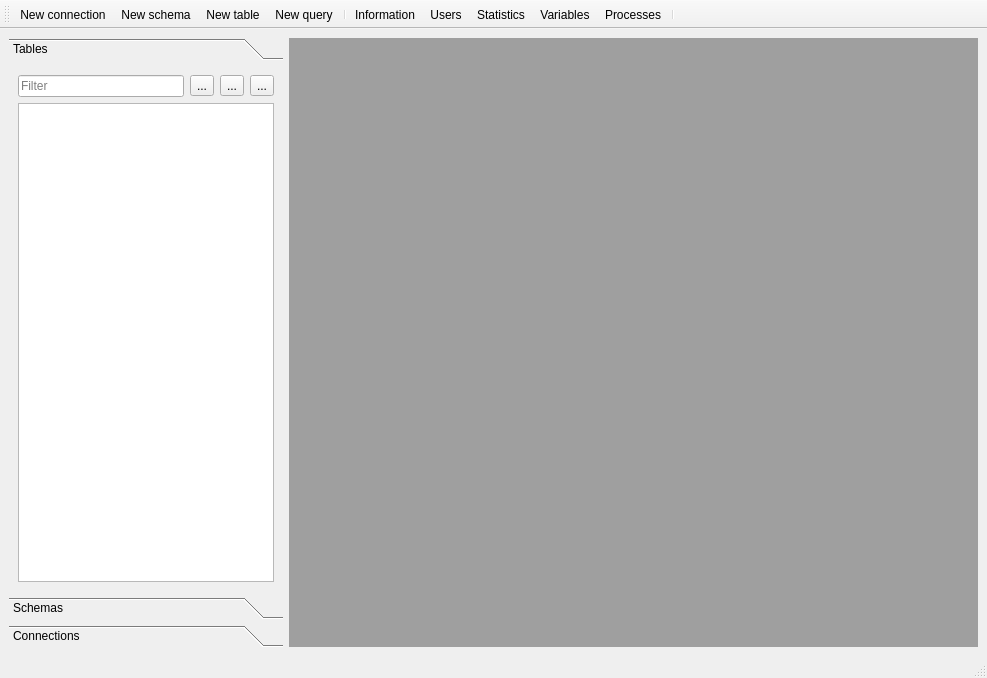
GS-Giuliano/SequelFast, file mainwindow.ui: the form before one commit.
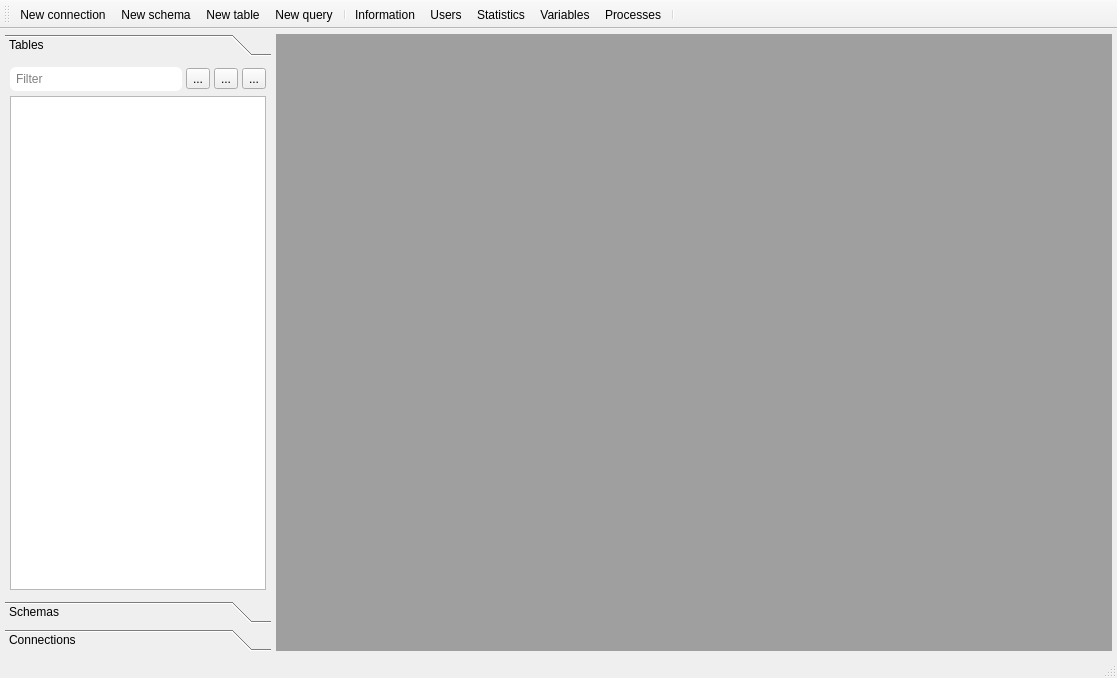
The form after the commit. The open tabs and pages were chosen to show the change. Icons and pictures are not drawn.

The edit to the form file:
```diff
--- a/mainwindow.ui
+++ b/mainwindow.ui
@@ -6,7 +6,7 @@
    <rect>
     <x>0</x>
     <y>0</y>
-    <width>987</width>
+    <width>1117</width>
     <height>678</height>
    </rect>
   </property>
@@ -15,6 +15,24 @@
   </property>
   <widget class="QWidget" name="centralwidget">
    <layout class="QGridLayout" name="gridLayout">
+    <property name="leftMargin">
+     <number>5</number>
+    </property>
+    <property name="topMargin">
+     <number>5</number>
+    </property>
+    <property name="rightMargin">
+     <number>5</number>
+    </property>
+    <property name="bottomMargin">
+     <number>5</number>
+    </property>
+    <property name="horizontalSpacing">
+     <number>5</number>
+    </property>
+    <property name="verticalSpacing">
+     <number>4</number>
+    </property>
     <item row="0" column="0">
      <widget class="QToolBox" name="toolBoxLeft">
       <property name="sizePolicy">
@@ -23,6 +41,9 @@
         <verstretch>0</verstretch>
        </sizepolicy>
       </property>
+      <property name="styleSheet">
+       <string notr="true"/>
+      </property>
       <property name="frameShape">
        <enum>QFrame::Shape::NoFrame</enum>
       </property>
@@ -37,8 +58,8 @@
         <rect>
          <x>0</x>
          <y>0</y>
-         <width>274</width>
-         <height>460</height>
+         <width>280</width>
+         <height>455</height>
         </rect>
        </property>
        <attribute name="icon">
@@ -50,10 +71,34 @@
         <string>Tables</string>
        </attribute>
        <layout class="QVBoxLayout" name="verticalLayout">
+        <property name="spacing">
+         <number>5</number>
+        </property>
+        <property name="leftMargin">
+         <number>5</number>
+        </property>
+        <property name="topMargin">
+         <number>5</number>
+        </property>
+        <property name="rightMargin">
+         <number>5</number>
+        </property>
+        <property name="bottomMargin">
+         <number>5</number>
+        </property>
         <item>
          <layout class="QHBoxLayout" name="horizontalLayout">
+          <property name="spacing">
+           <number>4</number>
+          </property>
           <item>
            <widget class="QLineEdit" name="lineEditTables">
+            <property name="styleSheet">
+             <string notr="true">QLineEdit {padding: 4px; border-color: #ddd; border-width: 1px; border-radius: 6px}</string>
+            </property>
+            <property name="maxLength">
+             <number>80</number>
+            </property>
             <property name="placeholderText">
              <string>Filter</string>
             </property>
@@ -122,7 +167,11 @@
          </layout>
         </item>
         <item>
-         <widget class="QListView" name="listViewTables"/>
+         <widget class="QListView" name="listViewTables">
+          <property name="alternatingRowColors">
+           <bool>true</bool>
+          </property>
+         </widget>
         </item>
        </layout>
       </widget>
```
Left out of the diff: 68 changed lines with no effect on the pictures.
